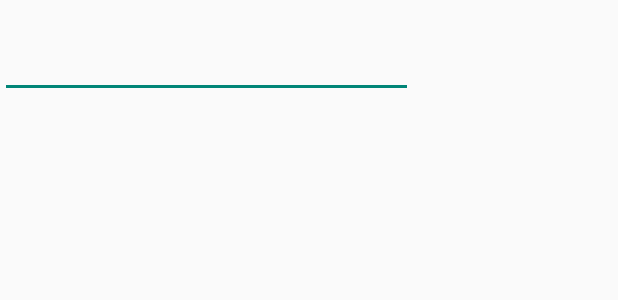
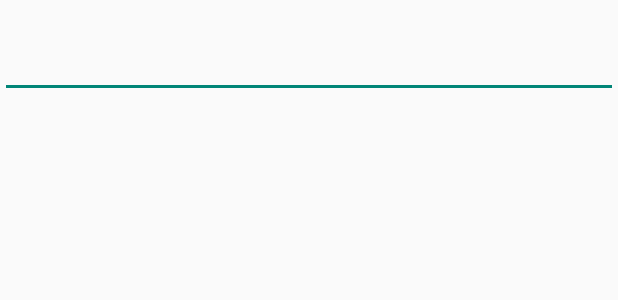
Before and after one commit to dhiman407/Tripgang, an Android app: the layout fragment_trip_destination.xml on its own in the app's theme, with its tools: preview values and no code run, on a phone screen of 412 x 824 dp. Shown: the top 300 px of the screen. Run offline under Robolectric (Android 15) with nearby library versions, the phone set to English and light mode, and no system bars.

Commit message:
trip destination list

```diff
--- a/app/src/main/java/org/ninja/tripgang/TripDestination.java
+++ b/app/src/main/java/org/ninja/tripgang/TripDestination.java
@@ -7,7 +7,7 @@ import android.app.Fragment;
 import android.view.LayoutInflater;
 import android.view.View;
 import android.view.ViewGroup;
-
+import android.widget.EditText;
 
 
 /**
@@ -59,6 +59,8 @@ public class TripDestination extends Fragment {
             mParam1 = getArguments().getString(ARG_PARAM1);
             mParam2 = getArguments().getString(ARG_PARAM2);
         }
+
+
     }
 
     @Override
--- a/app/src/main/res/layout/activity_create_trip.xml
+++ b/app/src/main/res/layout/activity_create_trip.xml
@@ -8,7 +8,7 @@
     <fragment
         android:name="org.ninja.tripgang.TripType"
         android:layout_width="match_parent"
-        android:layout_height="351dp"
+        android:layout_height="match_parent"
         android:id="@+id/trip_type_fragment"
         tools:layout="@layout/fragment_trip_type">
 
@@ -16,7 +16,7 @@
     <fragment
         android:name="org.ninja.tripgang.TripDestination"
         android:layout_width="match_parent"
-        android:layout_height="118dp"
+        android:layout_height="match_parent"
         android:id="@+id/trip_type_destination"
         tools:layout="@layout/fragment_trip_destination">
 
--- a/app/src/main/res/layout/fragment_trip_destination.xml
+++ b/app/src/main/res/layout/fragment_trip_destination.xml
@@ -2,23 +2,25 @@
     xmlns:tools="http://schemas.android.com/tools"
     android:layout_width="match_parent"
     android:layout_height="match_parent"
+    android:orientation="vertical"
     tools:context="org.ninja.tripgang.TripDestination">
+
+
 
     <!-- TODO: Update blank fragment layout -->
 
+    <EditText
+        android:layout_width="match_parent"
+        android:layout_height="65dp"
+        android:inputType="text"
+        android:layout_weight="0"
+        android:id="@+id/destination_txt" />
+
+    <ListView
+        android:layout_width="match_parent"
+        android:layout_height="wrap_content"
+        android:layout_weight="1"
+        android:id="@+id/tripsuggestions" />
 
 
-    <EditText
-        android:layout_width="275dp"
-        android:layout_height="65dp"
-        android:inputType="text"
-        android:id="@+id/editText2" />
-
-    <ListView
-        android:layout_width="wrap_content"
-        android:layout_height="182dp"
-        android:id="@+id/listView"
-        android:visibility="invisible"
-        android:layout_gravity="center_vertical" />
-
 </LinearLayout>
```
Also changed, not shown: app/src/main/java/org/ninja/tripgang/CreateTrip.java (+103 -1 lines).
